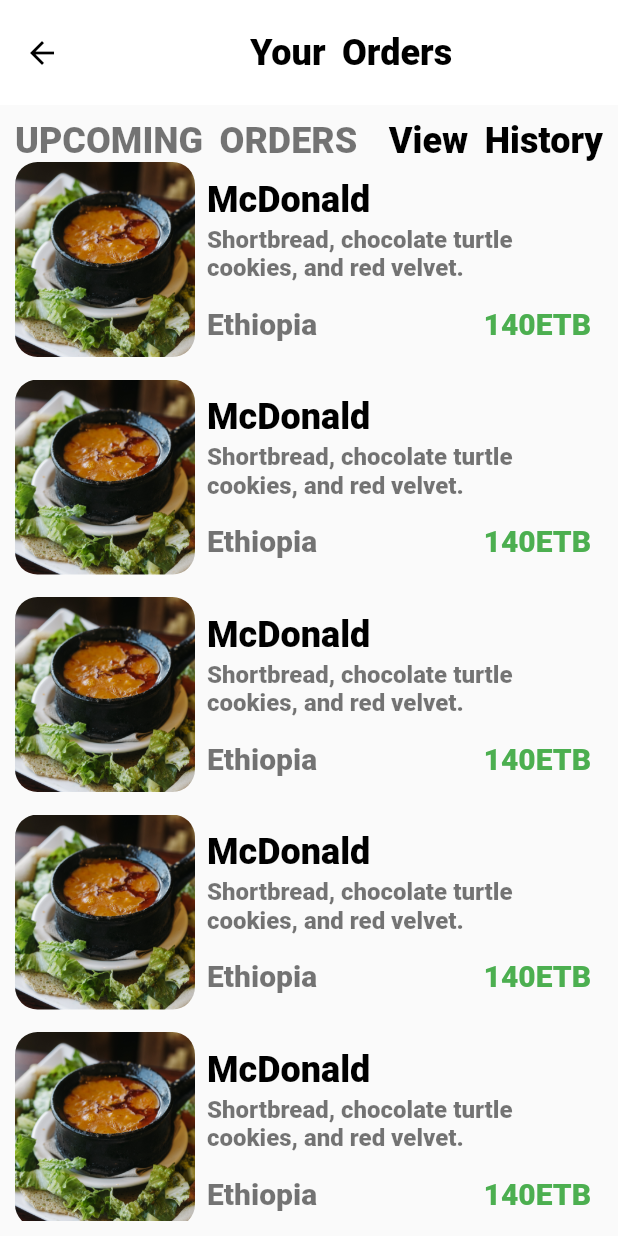
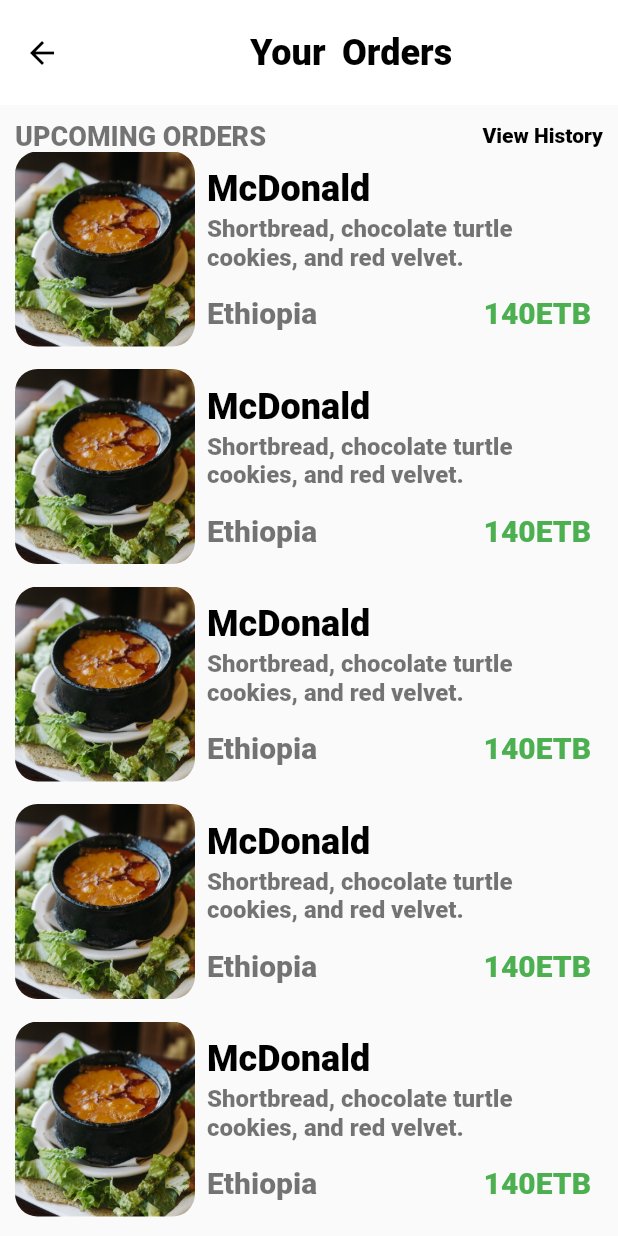
Before and after one commit to Zagwe/enebla_user_app, a Flutter app: the Order screen opened directly, on a phone screen of 412 x 824 dp. Run offline on Flutter 3.47's test engine with Material 2 defaults, Android fonts, the phone set to English and light mode, and no system bars; our stand-ins replace google_nav_bar, infinite_scroll_pagination, line_icons; network calls fail.

```diff
--- a/lib/screens/order/order.dart
+++ b/lib/screens/order/order.dart
@@ -36,20 +36,18 @@ class Order extends StatelessWidget {
                 Text(
                   'UPCOMING ORDERS',
                   style: TextStyle(
-                      fontSize: 24,
+                      fontSize: 18,
                       fontWeight: FontWeight.w800,
-                      color: Colors.black54,
-                      wordSpacing: 5
+                      color: Colors.black54
                   ),
                 ),
                 Text(
                   'View History',
                   textAlign: TextAlign.end,
                   style: TextStyle(
-                      fontSize: 24,
+                      fontSize: 14,
                       fontWeight: FontWeight.w800,
-                      color: Colors.black,
-                      wordSpacing: 5
+                      color: Colors.black
                   ),
                 ),
               ],
@@ -75,7 +73,7 @@ class Order extends StatelessWidget {
                               image: AssetImage(
                                   "lib/assets/home.jpg"),
                             width: 120,
-                            height: 180,
+                            height: 140,
                             fit: BoxFit.cover
                           ),
                         ),
@@ -105,9 +103,8 @@ class Order extends StatelessWidget {
                                             // wordSpacing: 5
                                         ),
                                       ),
-
                                   ),
-                                SizedBox(
+                                const SizedBox(
                                   height: 10,
                                 ),
                                 Row(
```
